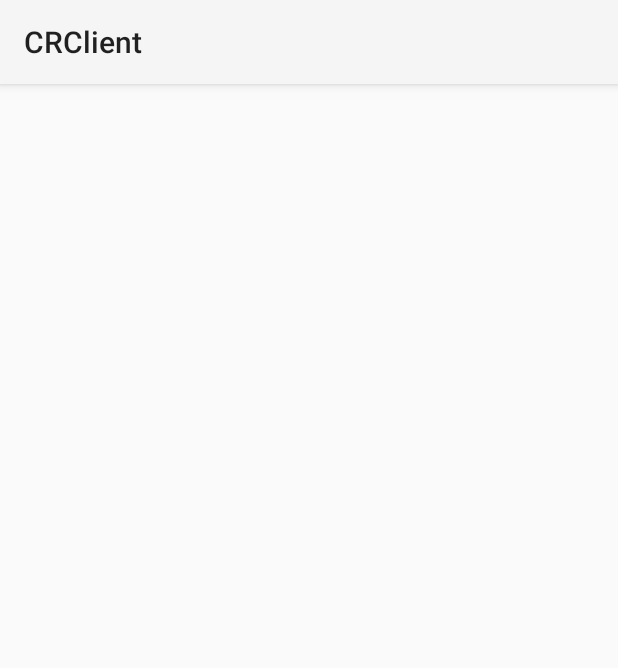
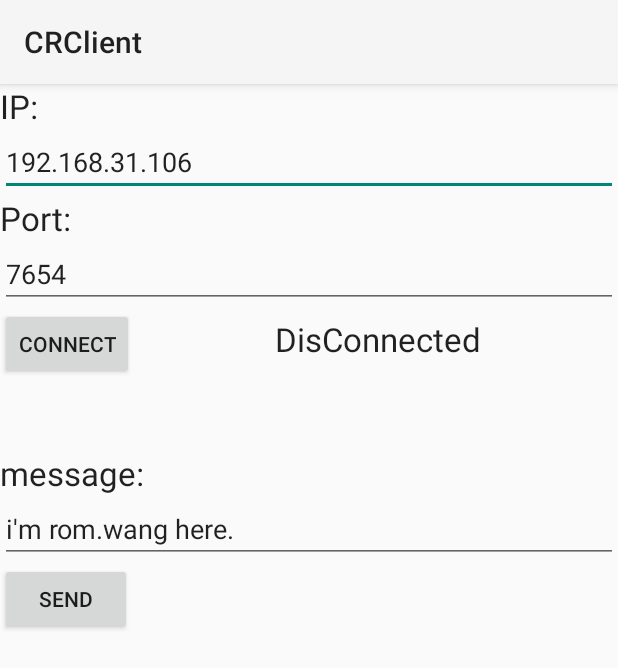
Before and after one commit to rwang82/CollectRouter, an Android app: the screen it shows after launch (LoginActivity before the commit, SocketTestActivity after it), on a phone screen of 412 x 824 dp. Shown: the top 668 px of the screen. Run offline under Robolectric (Android 15) with nearby library versions, the light colour scheme and no system bars.

Commit message:
first version of HMNWP in java. can communication with HMNWPServer in C++ .

```diff
--- a/trunk/CRClient/app/src/main/java/com/collectrouter/crclient/CRCliEventHandler.java
+++ b/trunk/CRClient/app/src/main/java/com/collectrouter/crclient/CRCliEventHandler.java
@@ -1,29 +1,46 @@
 package com.collectrouter.crclient;
 
+import android.widget.TextView;
+
 import com.collectrouter.nwe.HMNWECliEventHandler;
+import com.collectrouter.nwp.HMNWPCliEventHandler;
 
 /**
  * Created by rom on 12/18 0018.
  */
-public class CRCliEventHandler implements HMNWECliEventHandler {
+public class CRCliEventHandler implements HMNWPCliEventHandler {
+    private final CRCliRoot mCRCliRoot;
+//public class CRCliEventHandler implements HMNWECliEventHandler {
+
+    CRCliEventHandler( CRCliRoot crCliRoot ) {
+        mCRCliRoot = crCliRoot;
+    }
 
     @Override
     public void onConnected(String strIPAddr, int nPort) {
-        int a = 0;
+        TextView tvConnStatus = (TextView)mCRCliRoot.mSocketTestActivity.findViewById( R.id.tvConnStatus );
+
+        tvConnStatus.setText( "Connected" );
     }
 
     @Override
-    public void onConnectFailed(String strIPAddr, int nPort) {
-        int a = 0;
+    public void onConnectFailed(String strIPAddr, int nPort){
+        TextView tvConnStatus = (TextView)mCRCliRoot.mSocketTestActivity.findViewById( R.id.tvConnStatus );
+
+        tvConnStatus.setText( "Connect Failed" );
     }
 
     @Override
     public void onDisConnected(String strIPAddr, int nPort) {
-        int a = 0;
+        TextView tvConnStatus = (TextView)mCRCliRoot.mSocketTestActivity.findViewById( R.id.tvConnStatus );
+
+        tvConnStatus.setText( "DisConnected" );
     }
 
     @Override
-    public void onRecv(String strIPAddr, int nPort, byte[] rawBuf, int nLenRawBuf) {
+    public void onRecv(String strIPAddr, int nPort, byte[] rawBuf, int nLenRawBuf){
+        TextView tvConnStatus = (TextView)mCRCliRoot.mSocketTestActivity.findViewById( R.id.tvConnStatus );
 
+        tvConnStatus.setText( "Recv Data" );
     }
 }
--- /dev/null
+++ b/trunk/CRClient/app/src/main/java/com/collectrouter/crclient/CRCliRoot.java
@@ -0,0 +1,28 @@
+package com.collectrouter.crclient;
+
+import com.collectrouter.nwe.HMNWEClient;
+import com.collectrouter.nwp.HMNWPClient;
+
+/**
+ * Created by rom on 12/24 0024.
+ */
+public class CRCliRoot {
+    private static CRCliRoot mInst = null;
+    public HMNWPClient mNWPClient;
+    public SocketTestActivity mSocketTestActivity;
+
+    private CRCliRoot() {
+        mNWPClient = new HMNWPClient( new CRCliEventHandler( this ) );
+    }
+
+    public static CRCliRoot getInstance() {
+        if ( mInst == null ) {
+            mInst = new CRCliRoot();
+        }
+        return mInst;
+    }
+
+    void setSocketTestActivity( SocketTestActivity inst ) {
+        mSocketTestActivity = inst;
+    }
+}
--- /dev/null
+++ b/trunk/CRClient/app/src/main/java/com/collectrouter/crclient/SocketTestActivity.java
@@ -0,0 +1,49 @@
+package com.collectrouter.crclient;
+
+import android.app.Activity;
+import android.os.Bundle;
+import android.view.View;
+import android.widget.EditText;
+
+/**
+ * Created by rom on 12/24 0024.
+ */
+public class SocketTestActivity extends Activity {
+
+
+    @Override
+    protected void onCreate(Bundle savedInstanceState) {
+        super.onCreate(savedInstanceState);
+        setContentView(R.layout.socket_test);
+
+        //
+        CRCliRoot.getInstance().setSocketTestActivity( this );
+
+        findViewById(R.id.btn_connect).setOnClickListener( onBtnConnect );
+        findViewById( R.id.btn_send ).setOnClickListener( onBtnSend );
+
+    }
+
+    private View.OnClickListener onBtnConnect = new View.OnClickListener() {
+        @Override
+        public void onClick(View v) {
+            EditText etIPAddr = (EditText)findViewById( R.id.etIPAddr );
+            String strIPAddr = etIPAddr.getText().toString();
+            EditText etPort = (EditText)findViewById( R.id.etPort );
+            // etPort.getText().toString()
+            //int nPort = etPort.getText().
+
+            CRCliRoot.getInstance().mNWPClient.connect( strIPAddr, 7654 );
+        }
+    };
+
+    private View.OnClickListener onBtnSend = new View.OnClickListener() {
+        @Override
+        public void onClick(View v) {
+            EditText etMsg = (EditText)findViewById( R.id.etMsg );
+            String strMsg = etMsg.getText().toString();
+
+            CRCliRoot.getInstance().mNWPClient.sendData( strMsg.getBytes(), strMsg.length() );
+        }
+    };
+}
--- a/trunk/CRClient/app/src/main/java/com/collectrouter/nwp/HMNWPEventAdaptor4Client.java
+++ b/trunk/CRClient/app/src/main/java/com/collectrouter/nwp/HMNWPEventAdaptor4Client.java
@@ -6,22 +6,27 @@ import com.collectrouter.nwe.HMNWECliEventHandler;
  * Created by rom on 12/23 0023.
  */
 public class HMNWPEventAdaptor4Client implements HMNWECliEventHandler {
+    private final HMNWPCliEventHandler mEventHandler;
+
+    public HMNWPEventAdaptor4Client( HMNWPCliEventHandler eventHandler ) {
+        mEventHandler = eventHandler;
+    }
 
     // interface of HMNWECliEventHandler.
     public void onConnected( String strIPAddr, int nPort ){
-
+        mEventHandler.onConnected( strIPAddr, nPort );
     }
 
     public void onConnectFailed( String strIPAddr, int nPort ) {
-
+        mEventHandler.onConnectFailed( strIPAddr, nPort );
     }
 
     public void onDisConnected( String strIPAddr, int nPort ) {
-
+        mEventHandler.onDisConnected( strIPAddr, nPort );
     }
 
     public void onRecv( String strIPAddr, int nPort, byte[] rawBuf, int nLenRawBuf ) {
-
+        mEventHandler.onRecv( strIPAddr, nPort, rawBuf, nLenRawBuf );
     }
 
 }
--- /dev/null
+++ b/trunk/CRClient/app/src/main/res/layout/socket_test.xml
@@ -0,0 +1,96 @@
+<?xml version="1.0" encoding="utf-8"?>
+<LinearLayout xmlns:android="http://schemas.android.com/apk/res/android"
+    android:orientation="vertical" android:layout_width="match_parent"
+    android:layout_height="match_parent"
+    android:weightSum="1">
+
+
+    <LinearLayout
+        android:orientation="vertical"
+        android:layout_width="match_parent"
+        android:layout_height="wrap_content"
+        android:layout_weight="0.41"
+        android:weightSum="1">
+
+        <TextView
+            android:layout_width="166dp"
+            android:layout_height="wrap_content"
+            android:textAppearance="?android:attr/textAppearanceLarge"
+            android:text="IP:"
+            android:id="@+id/textView" />
+
+        <EditText
+            android:layout_width="match_parent"
+            android:layout_height="wrap_content"
+            android:id="@+id/etIPAddr"
+            android:text="192.168.31.106" />
+
+        <TextView
+            android:layout_width="wrap_content"
+            android:layout_height="wrap_content"
+            android:textAppearance="?android:attr/textAppearanceLarge"
+            android:text="Port:"
+            android:id="@+id/textView2" />
+
+        <EditText
+            android:layout_width="match_parent"
+            android:layout_height="wrap_content"
+            android:inputType="numberDecimal"
+            android:ems="10"
+            android:id="@+id/etPort"
+            android:text="7654" />
+
+        <LinearLayout
+            android:orientation="horizontal"
+            android:layout_width="match_parent"
+            android:layout_height="wrap_content"
+            android:weightSum="1">
+
+            <Button
+                android:layout_width="wrap_content"
+                android:layout_height="wrap_content"
+                android:text="Connect"
+                android:id="@+id/btn_connect" />
+
+            <Space
+                android:layout_width="wrap_content"
+                android:layout_height="match_parent"
+                android:layout_weight="0.51" />
+
+            <TextView
+                android:layout_width="wrap_content"
+                android:layout_height="wrap_content"
+                android:textAppearance="?android:attr/textAppearanceLarge"
+                android:text="DisConnected"
+                android:id="@+id/tvConnStatus" />
+
+        </LinearLayout>
+
+        <Space
+            android:layout_width="match_parent"
+            android:layout_height="wrap_content"
+            android:layout_weight="0.26" />
+
+        <TextView
+            android:layout_width="wrap_content"
+            android:layout_height="wrap_content"
+            android:textAppearance="?android:attr/textAppearanceLarge"
+            android:text="message:"
+            android:id="@+id/textView3" />
+
+        <EditText
+            android:layout_width="match_parent"
+            android:layout_height="wrap_content"
+            android:inputType="textMultiLine"
+            android:ems="10"
+            android:id="@+id/etMsg"
+            android:text="i&apos;m rom.wang here." />
+
+        <Button
+            android:layout_width="wrap_content"
+            android:layout_height="wrap_content"
+            android:text="Send"
+            android:id="@+id/btn_send" />
+
+    </LinearLayout>
+</LinearLayout>
```
Also changed, not shown: trunk/CRClient/app/src/main/AndroidManifest.xml (+9 -2 lines), trunk/CRClient/app/src/main/java/com/collectrouter/crclient/LoginActivity.java (+46 -6 lines), trunk/CRClient/app/src/main/java/com/collectrouter/nwp/HMNWPCRC16.java (added, +85 -0 lines), trunk/CRClient/app/src/main/java/com/collectrouter/nwp/HMNWPClient.java (+10 -1 lines), trunk/CRClient/app/src/main/java/com/collectrouter/nwp/HMNWPDef.java (+8 -1 lines), trunk/CRClient/app/src/main/java/com/collectrouter/nwp/HMNWPHeader.java (+19 -8 lines), trunk/CRClient/app/src/main/java/com/collectrouter/nwp/HMNWPPackImpl.java (+22 -28 lines), trunk/CRClient/app/src/main/java/com/collectrouter/nwp/HMNWPPackage.java (+23 -0 lines).
